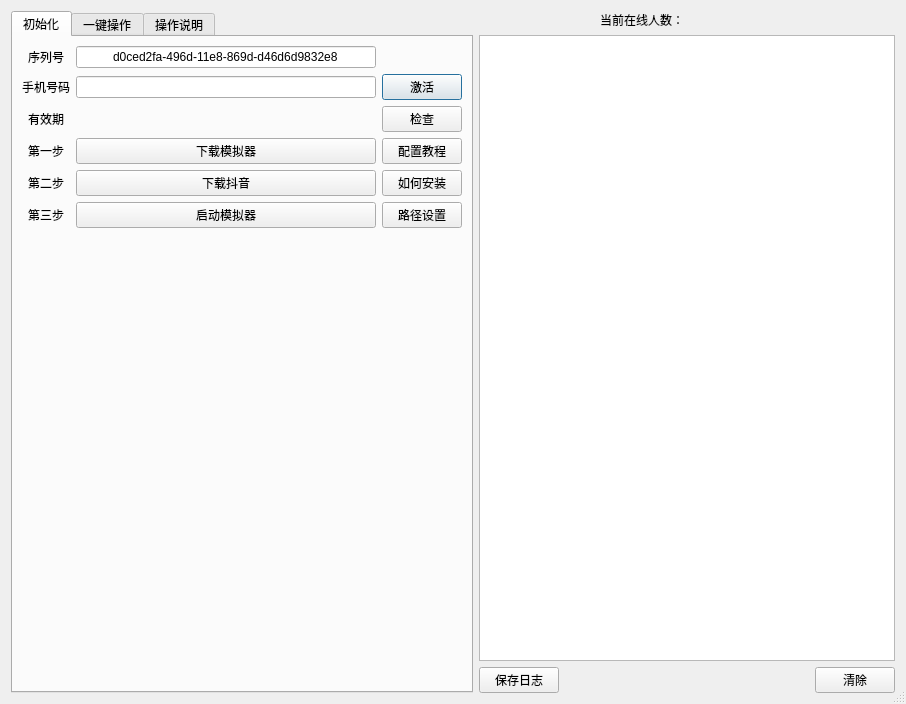
craftor/douyin_master, file main.ui: the form before one commit.
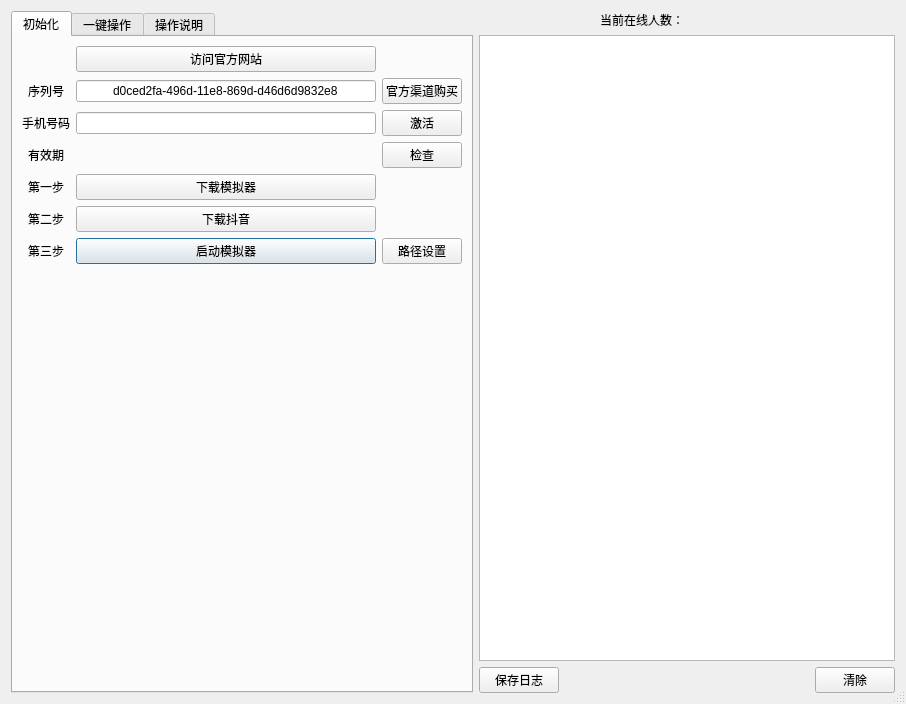
The form after the commit. The open tabs and pages were chosen to show the change. Icons and pictures are not drawn.

Diff of the .ui file:
```diff
--- a/main.ui
+++ b/main.ui
@@ -61,52 +61,7 @@
       <layout class="QVBoxLayout" name="verticalLayout_2">
        <item>
         <layout class="QGridLayout" name="gridLayout_3">
-         <item row="1" column="2">
-          <widget class="QPushButton" name="pushButton_ActKey">
-           <property name="text">
-            <string>激活</string>
-           </property>
-          </widget>
-         </item>
-         <item row="1" column="0">
-          <widget class="QLabel" name="label_2">
-           <property name="text">
-            <string>手机号码</string>
-           </property>
-          </widget>
-         </item>
-         <item row="6" column="2">
-          <widget class="QPushButton" name="pushButton_EmulatorLocation">
-           <property name="text">
-            <string>路径设置</string>
-           </property>
-          </widget>
-         </item>
-         <item row="2" column="1">
-          <widget class="QLabel" name="label_LicenseAvaliable">
-           <property name="text">
-            <string/>
-           </property>
-           <property name="alignment">
-            <set>Qt::AlignCenter</set>
-           </property>
-          </widget>
-         </item>
-         <item row="3" column="1">
-          <widget class="QPushButton" name="pushButton_DownloadEmulator">
-           <property name="text">
-            <string>下载模拟器</string>
-           </property>
-          </widget>
-         </item>
-         <item row="5" column="1">
-          <widget class="QPushButton" name="pushButton_DownloadDouyin">
-           <property name="text">
-            <string>下载抖音</string>
-           </property>
-          </widget>
-         </item>
-         <item row="3" column="0">
+         <item row="6" column="0">
           <widget class="QLabel" name="label_20">
            <property name="text">
             <string>第一步</string>
@@ -116,21 +71,14 @@
            </property>
           </widget>
          </item>
-         <item row="6" column="1">
+         <item row="9" column="1">
           <widget class="QPushButton" name="pushButton_StartEmulator">
            <property name="text">
             <string>启动模拟器</string>
            </property>
           </widget>
          </item>
-         <item row="2" column="2">
-          <widget class="QPushButton" name="pushButton_LicenseCheck">
-           <property name="text">
-            <string>检查</string>
-           </property>
-          </widget>
-         </item>
-         <item row="2" column="0">
+         <item row="5" column="0">
           <widget class="QLabel" name="label_18">
            <property name="text">
             <string>有效期</string>
@@ -140,23 +88,7 @@
            </property>
           </widget>
          </item>
-         <item row="0" column="1">
-          <widget class="QLineEdit" name="lineEdit_License">
-           <property name="minimumSize">
-            <size>
-             <width>300</width>
-             <height>0</height>
-            </size>
-           </property>
-           <property name="text">
-            <string>d0ced2fa-496d-11e8-869d-d46d6d9832e8</string>
-           </property>
-           <property name="alignment">
-            <set>Qt::AlignCenter</set>
-           </property>
-          </widget>
-         </item>
-         <item row="5" column="0">
+         <item row="8" column="0">
           <widget class="QLabel" name="label_21">
            <property name="text">
             <string>第二步</string>
@@ -166,7 +98,45 @@
            </property>
           </widget>
          </item>
-         <item row="0" column="0">
+         <item row="4" column="0">
+          <widget class="QLabel" name="label_2">
+           <property name="text">
+            <string>手机号码</string>
+           </property>
+          </widget>
+         </item>
+         <item row="4" column="2">
+          <widget class="QPushButton" name="pushButton_ActKey">
+           <property name="text">
+            <string>激活</string>
+           </property>
+          </widget>
+         </item>
+         <item row="5" column="1">
+          <widget class="QLabel" name="label_LicenseAvaliable">
+           <property name="text">
+            <string/>
+           </property>
+           <property name="alignment">
+            <set>Qt::AlignCenter</set>
+           </property>
+          </widget>
+         </item>
+         <item row="5" column="2">
+          <widget class="QPushButton" name="pushButton_LicenseCheck">
+           <property name="text">
+            <string>检查</string>
+           </property>
+          </widget>
+         </item>
+         <item row="4" column="1">
+          <widget class="QLineEdit" name="lineEdit_PhoneNumber">
+           <property name="alignment">
+            <set>Qt::AlignCenter</set>
+           </property>
+          </widget>
+         </item>
+         <item row="1" column="0">
           <widget class="QLabel" name="label_4">
            <property name="text">
             <string>序列号</string>
@@ -176,21 +146,14 @@
            </property>
           </widget>
          </item>
-         <item row="5" column="2">
-          <widget class="QPushButton" name="pushButton">
+         <item row="6" column="1">
+          <widget class="QPushButton" name="pushButton_DownloadEmulator">
            <property name="text">
-            <string>如何安装</string>
+            <string>下载模拟器</string>
            </property>
           </widget>
          </item>
-         <item row="3" column="2">
-          <widget class="QPushButton" name="pushButton_EmulatorConfig">
-           <property name="text">
-            <string>配置教程</string>
-           </property>
-          </widget>
-         </item>
-         <item row="6" column="0">
+         <item row="9" column="0">
           <widget class="QLabel" name="label_3">
            <property name="text">
             <string>第三步</string>
@@ -200,13 +163,50 @@
            </property>
           </widget>
          </item>
+         <item row="9" column="2">
+          <widget class="QPushButton" name="pushButton_EmulatorLocation">
+           <property name="text">
+            <string>路径设置</string>
+           </property>
+          </widget>
+         </item>
          <item row="1" column="1">
-          <widget class="QLineEdit" name="lineEdit_PhoneNumber">
+          <widget class="QLineEdit" name="lineEdit_License">
+           <property name="minimumSize">
+            <size>
+             <width>300</width>
+             <height>0</height>
+            </size>
+           </property>
+           <property name="text">
+            <string>d0ced2fa-496d-11e8-869d-d46d6d9832e8</string>
+           </property>
            <property name="alignment">
             <set>Qt::AlignCenter</set>
            </property>
           </widget>
          </item>
+         <item row="8" column="1">
+          <widget class="QPushButton" name="pushButton_DownloadDouyin">
+           <property name="text">
+            <string>下载抖音</string>
+           </property>
+          </widget>
+         </item>
+         <item row="0" column="1">
+          <widget class="QPushButton" name="pushButton_VisitHome">
+           <property name="text">
+            <string>访问官方网站</string>
+           </property>
+          </widget>
+         </item>
+         <item row="1" column="2">
+          <widget class="QPushButton" name="pushButton_BuyKeys">
+           <property name="text">
+            <string>官方渠道购买</string>
+           </property>
+          </widget>
+         </item>
         </layout>
        </item>
        <item>
```
Left out of the diff: 25 changed lines with no effect on the pictures.
